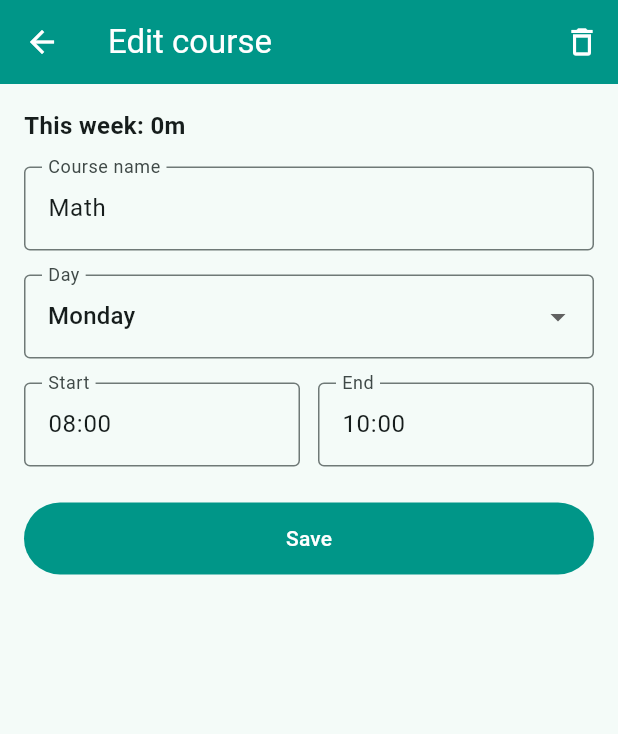
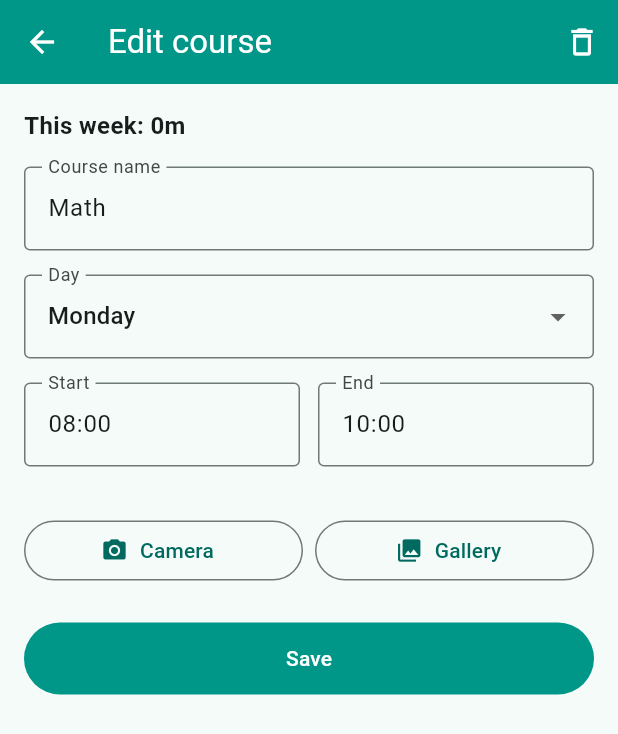
Before and after one commit to 4ri3ll4/my_week, a Flutter app: the CourseScreen screen opened directly with sample values from the repository, on a phone screen of 412 x 824 dp. Shown: the top 734 px of the screen. Run offline on Flutter 3.47's test engine with Material 3 defaults, Android fonts, the phone set to English and light mode, and no system bars; our stand-ins replace cloud_firestore, firebase_auth, firebase_core, image_picker; accounts and stored records are empty; network calls fail.

Commit message:
adding the built release

```diff
--- a/lib/models/course.dart
+++ b/lib/models/course.dart
@@ -7,6 +7,7 @@ class Course {
     required this.day,
     required this.startMinutes,
     required this.endMinutes,
+    this.photoUrl,
   });
 
   final String id;
@@ -14,6 +15,7 @@ class Course {
   int day;
   int startMinutes;
   int endMinutes;
+  final String? photoUrl;
 
   int get durationMinutes => endMinutes - startMinutes;
 
@@ -22,6 +24,7 @@ class Course {
     'day': day,
     'startMinutes': startMinutes,
     'endMinutes': endMinutes,
+    'photoUrl': photoUrl,
   };
 
   factory Course.fromDoc(DocumentSnapshot<Map<String, dynamic>> doc) {
@@ -32,6 +35,7 @@ class Course {
       day: data['day'] as int,
       startMinutes: data['startMinutes'] as int,
       endMinutes: data['endMinutes'] as int,
+      photoUrl: data['photoUrl'] as String?,
     );
   }
 }
--- a/lib/screens/auth_gate.dart
+++ b/lib/screens/auth_gate.dart
@@ -4,6 +4,7 @@ import 'package:provider/provider.dart';
 
 import '../repositories/course_repository.dart';
 import '../state/course_state.dart';
+import '../repositories/photo_repository.dart';
 import 'login_screen.dart';
 import 'week_screen.dart';
 
@@ -25,7 +26,7 @@ class AuthGate extends StatelessWidget {
                 return const LoginScreen();
             }
             return ChangeNotifierProvider<CourseState>(
-                    create: (_) => CourseState(CourseRepository(user.uid)),
+                    create: (_) => CourseState(CourseRepository(user.uid), PhotoRepository()),
                     child: const WeekScreen(),
         );
         },
--- a/lib/screens/course_screen.dart
+++ b/lib/screens/course_screen.dart
@@ -1,3 +1,5 @@
+import 'dart:io';
+import 'package:image_picker/image_picker.dart';
 import 'package:flutter/material.dart';
 import 'package:provider/provider.dart';
 
@@ -20,6 +22,9 @@ class _CourseScreenState extends State<CourseScreen> {
   final startController = TextEditingController();
   final endController = TextEditingController();
   int day = 0;
+
+  File? _photo;
+  bool _saving = false;
 
   static const dayFullNames = [
     'Monday',
@@ -49,7 +54,17 @@ class _CourseScreenState extends State<CourseScreen> {
     super.dispose();
   }
 
-    void save() {
+  Future<void> _pickPhoto(ImageSource source) async {
+    final picked = await ImagePicker().pickImage(
+      source: source,
+      maxWidth: 1200,
+      imageQuality: 70,
+    );
+    if (picked == null) return;
+    setState(() => _photo = File(picked.path));
+  }
+
+  Future<void> save() async {
     final name = nameController.text.trim();
     if (name.isEmpty) {
       showError('Enter a course name');
@@ -74,21 +89,40 @@ class _CourseScreenState extends State<CourseScreen> {
     }
 
     final state = context.read<CourseState>();
+    setState(() => _saving = true);
+
+    try {
+      // 1. Upload photo if a new one was picked
+      String? photoUrl = widget.course?.photoUrl;
+      if (_photo != null) {
+        photoUrl = await state.uploadPhoto(_photo!);
+      }
+
+      // 2. Build the final Course object
       final result = Course(
         id: widget.course?.id ?? '',
         name: name,
         day: day,
         startMinutes: start,
         endMinutes: end,
+        photoUrl: photoUrl,
       );
 
+      // 3. Save to Firestore
       if (widget.course == null) {
         state.setDay(day);
         state.add(result);
       } else {
         state.edit(widget.course!.id, result);
       }
-        Navigator.pop(context);
+
+      if (mounted) Navigator.pop(context);
+    } catch (e) {
+      if (mounted) {
+        setState(() => _saving = false);
+        showError('Could not save: $e');
+      }
+    }
   }
 
   void delete() {
@@ -125,6 +159,7 @@ class _CourseScreenState extends State<CourseScreen> {
   @override
   Widget build(BuildContext context) {
     final state = context.watch<CourseState>();
+
     return Scaffold(
       appBar: AppBar(
         title: Text(widget.isEditing ? 'Edit course' : 'Add course'),
@@ -135,7 +170,7 @@ class _CourseScreenState extends State<CourseScreen> {
             IconButton(
               icon: const Icon(Icons.delete_outline),
               tooltip: 'Delete course',
-                onPressed: delete,
+              onPressed: _saving ? null : delete,
             ),
         ],
       ),
@@ -199,13 +234,42 @@ class _CourseScreenState extends State<CourseScreen> {
               ],
             ),
             const SizedBox(height: 24),
+
+            // --- NEW PHOTO SECTION ---
+            if (_photo != null)
+              Image.file(_photo!, height: 150, fit: BoxFit.cover)
+            else if (widget.course?.photoUrl != null)
+              Image.network(widget.course!.photoUrl!, height: 150, fit: BoxFit.cover),
+            const SizedBox(height: 8),
+            Row(
+              children: [
+                Expanded(
+                  child: OutlinedButton.icon(
+                    onPressed: _saving ? null : () => _pickPhoto(ImageSource.camera),
+                    icon: const Icon(Icons.photo_camera),
+                    label: const Text('Camera'),
+                  ),
+                ),
+                const SizedBox(width: 8),
+                Expanded(
+                  child: OutlinedButton.icon(
+                    onPressed: _saving ? null : () => _pickPhoto(ImageSource.gallery),
+                    icon: const Icon(Icons.photo_library),
+                    label: const Text('Gallery'),
+                  ),
+                ),
+              ],
+            ),
+            // -------------------------
+
+            const SizedBox(height: 24),
             FilledButton(
-                onPressed: save,
+              onPressed: _saving ? null : save,
               style: FilledButton.styleFrom(
                 backgroundColor: Colors.teal,
                 padding: const EdgeInsets.symmetric(vertical: 14),
               ),
-        child: const Text('Save'),
+              child: Text(_saving ? 'Saving...' : 'Save'),
             ),
           ],
         ),
--- a/lib/state/course_state.dart
+++ b/lib/state/course_state.dart
@@ -1,12 +1,14 @@
 import 'dart:async';
+import 'dart:io';
 
 import 'package:flutter/foundation.dart';
 
 import '../models/course.dart';
 import '../repositories/course_repository.dart';
+import '../repositories/photo_repository.dart';
 
 class CourseState extends ChangeNotifier {
-    CourseState(this._repo) {
+    CourseState(this._repo, this._photos) {
         _subscription = _repo.watchAll().listen(
                 (list) {
                         _courses = list;
@@ -23,6 +25,7 @@ class CourseState extends ChangeNotifier {
     }
 
     final CourseRepository _repo;
+    final PhotoRepository _photos;
     StreamSubscription<List<Course>>? _subscription;
 
     // Private data: only the brain can change it.
@@ -73,6 +76,7 @@ class CourseState extends ChangeNotifier {
     Future<void> add(Course course) => _repo.add(course);
     Future<void> edit(String id, Course course) => _repo.update(id, course);
     Future<void> remove(Course course) => _repo.delete(course.id);
+    Future<String> uploadPhoto(File photo) => _photos.upload(photo);
 
     @override
     void dispose() {
--- a/pubspec.yaml
+++ b/pubspec.yaml
@@ -40,6 +40,7 @@ dependencies:
   firebase_auth: ^7.0.1
   cloud_firestore: ^7.1.0
   provider: ^6.1.5+1
+  image_picker: ^1.2.4
 
 dev_dependencies:
   flutter_test:
@@ -51,6 +52,7 @@ dev_dependencies:
   # package. See that file for information about deactivating specific lint
   # rules and activating additional ones.
   flutter_lints: ^6.0.0
+  flutter_launcher_icons: ^0.14.4
 
 # For information on the generic Dart part of this file, see the
 # following page: https://dart.dev/tools/pub/pubspec
@@ -93,3 +95,7 @@ flutter:
   #
   # For details regarding fonts from package dependencies,
   # see https://flutter.dev/to/font-from-package
+flutter_launcher_icons:
+    android: true
+    ios: false # assuming you are only doing Android
+    image_path: "assets/icon/icon.png"
```
Also changed, not shown: lib/screens/week_screen.dart (+30 -11 lines), pubspec.lock, 11 other files. Lines whose indentation alone changed are shown as unchanged.
